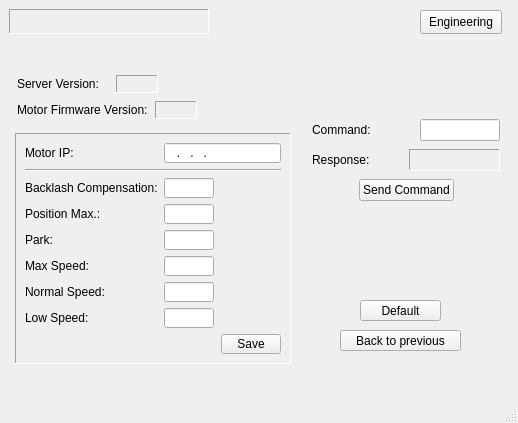
Before: the Qt Designer form assets/ui/settings.ui in dev-LNA/HostFocuser160, drawn with Qt 5.
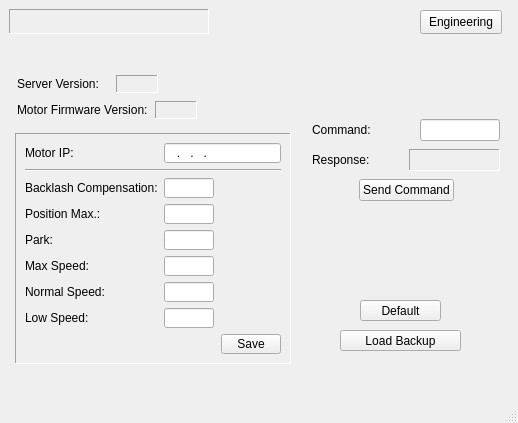
After: the same form once the commit is applied.

Commit message:
Load default and backup configurations
- When a configuration is changed (sent to the motor) a backup
 configuration file is created.
- The backup and default configurations can be retrieved, also it is
possible to retrieve only some of the configurations
- An error when trying to unbind the publisher and the replier
was corrected

Diff of the .ui file:
```diff
--- a/assets/ui/settings.ui
+++ b/assets/ui/settings.ui
@@ -797,7 +797,7 @@
      <string>Return to default configurations</string>
     </property>
     <property name="text">
-     <string>Back to previous</string>
+     <string>Load Backup</string>
     </property>
    </widget>
   </widget>
```
The commit also changes 11 other files.
